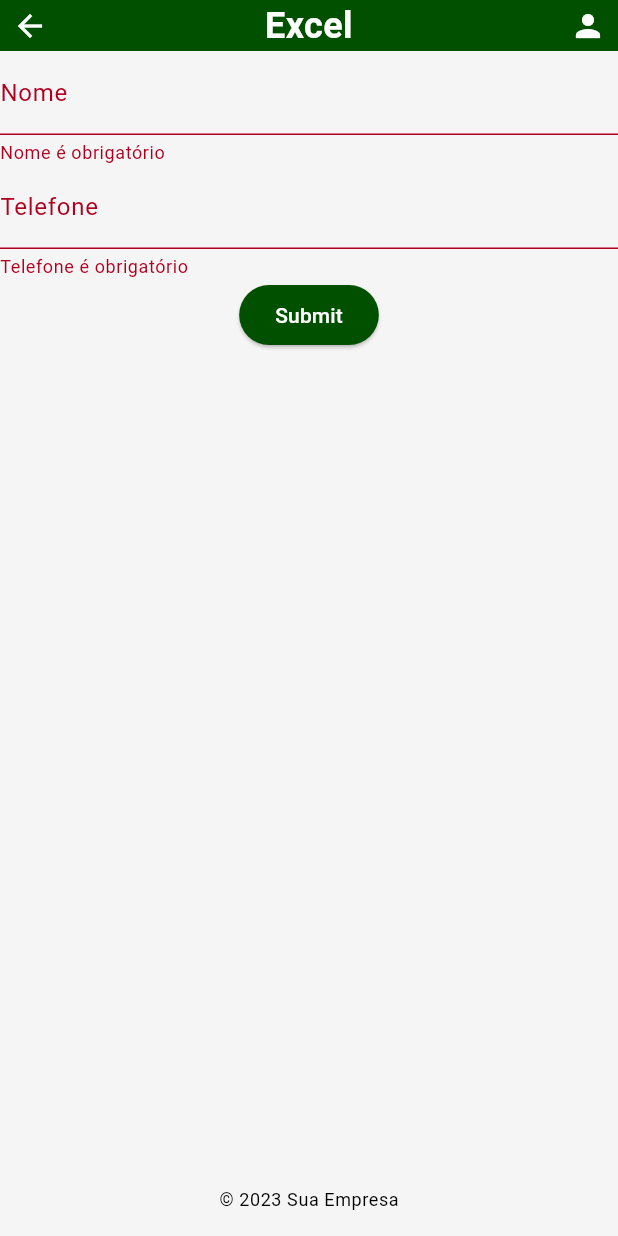
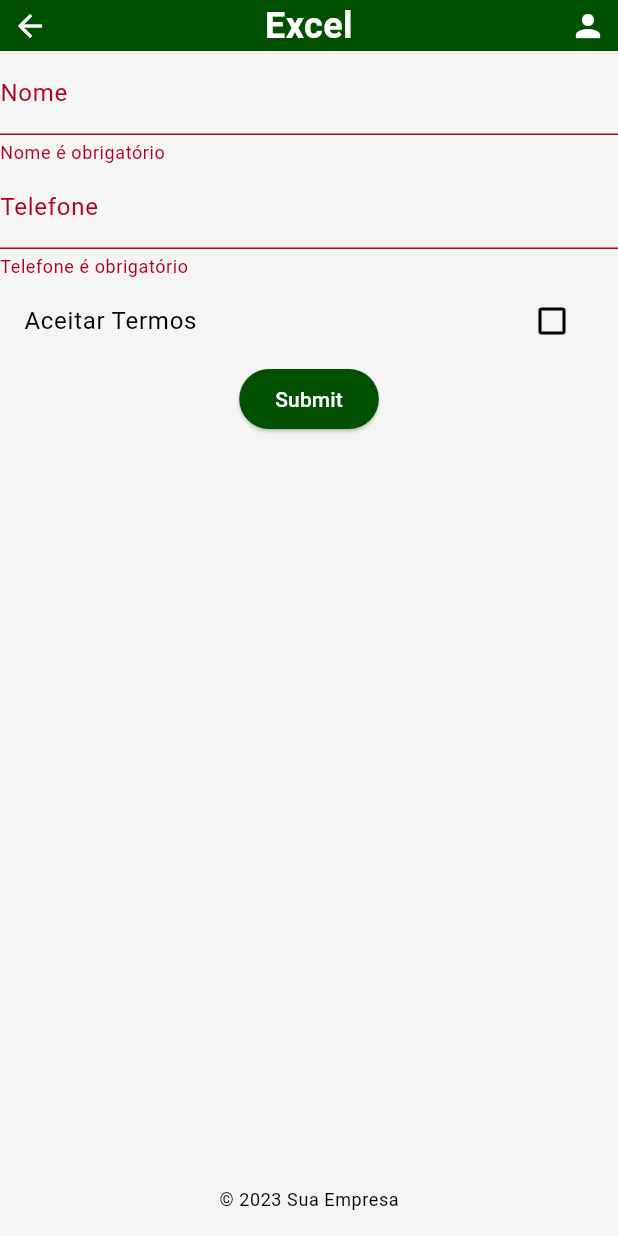
Before and after one commit to vcpersike/app-flutter-estudos, a Flutter app: the ExcelPage screen opened by its route, after a tap on "Submit", on a phone screen of 412 x 824 dp. Run offline on Flutter 3.47's test engine with Material 3 defaults, Android fonts, the phone set to English and light mode, and no system bars; our stand-ins replace fl_chart, flutter_masked_text2, image_picker.

Commit message:
Ajustes dos formulários

```diff
--- a/lib/components/forms_component.dart
+++ b/lib/components/forms_component.dart
@@ -1,6 +1,7 @@
 import 'package:estudos/models/form_fiel_data.dart';
 import 'package:flutter/material.dart';
 import 'package:flutter/services.dart';
+import 'package:intl/intl.dart';
 
 class DynamicFormComponent extends StatefulWidget {
   final List<String>? includeFields;
@@ -33,35 +34,104 @@ class _DynamicFormComponentState extends State<DynamicFormComponent> {
   void _submitForm() {
   if (_formKey.currentState!.validate()) {
     Map<String, String> formData = {};
-      for (FormFieldData field in _fields) {
-        formData[field.label] = field.controller.text;
+
+    for (var field in _fields) {
+      String rawValue = field.effectiveController.text;
+      if (field.label == "CPF" || field.label == "Telefone") {
+        String unmaskedValue = rawValue.replaceAll(RegExp(r'[^0-9]'), '');
+        formData[field.label] = unmaskedValue;
+      } else {
+        formData[field.label] = rawValue;
       }
-
+      if (field.selectedDate != null) {
+        formData["Data de Nascimento"] = DateFormat('dd-MM-yyyy').format(field.selectedDate!);
+      }
+      if (field.isChecked != null) {
+        formData["Aceitar Termos"] = field.isChecked!.toString();
+      }
+    }
     widget.onFormSubmit(formData);
   }
 }
+
+
 
   @override
   Widget build(BuildContext context) {
     return Form(
       key: _formKey,
       child: Column(
-        children: [
-          ..._fields.map((field) => TextFormField(
-                controller: field.controller,
+        children: _fields.map<Widget>((FormFieldData field) {
+          if (field.radioOptions != null && field.radioValue != null) {
+            return Column(
+              children: field.radioOptions!
+                  .map((option) => RadioListTile(
+                        title: Text(option),
+                        value: option,
+                        groupValue: field.radioValue,
+                        onChanged: (String? value) {
+                          setState(() {
+                            field.radioValue = value;
+                          });
+                        },
+                      ))
+                  .toList(),
+            );
+          } else if (field.isChecked != null) {
+            return CheckboxListTile(
+              title: Text('Aceitar Termos'),
+              value: field
+                  .isChecked,
+              onChanged: (bool? value) {
+                setState(() {
+                  field.isChecked = value!;
+                });
+              },
+            );
+          } else if (field.selectedDate != null) {
+            return ListTile(
+              title: Text(field.label),
+              subtitle: Text(
+                field.selectedDate != null
+                    ? DateFormat('dd/MM/yyyy').format(field.selectedDate!)
+                    : 'Selecione uma data',
+              ),
+              onTap: () => _selectDate(field),
+            );
+          } else {
+            return TextFormField(
+              controller: field.effectiveController,
               decoration: InputDecoration(labelText: field.label),
               keyboardType: field.keyboardType,
               validator: field.validator,
               maxLength: field.maxLength,
               maxLines: field.maxLines,
-              )),
-          ElevatedButton(
+            );
+          }
+        }).toList()
+          ..add(ElevatedButton(
             onPressed: _submitForm,
             child: Text('Submit'),
-          ),
-        ],
+          ))
+          ..add(SizedBox.shrink()),
       ),
     );
+  }
+
+  void _selectDate(FormFieldData field) async {
+    final DateTime? picked = await showDatePicker(
+      context: context,
+      initialDate: field.selectedDate ?? DateTime.now(),
+      firstDate: DateTime(1900),
+      lastDate: DateTime(2100),
+    );
+    if (picked != null && picked != field.selectedDate) {
+      setState(() {
+        field.selectedDate = picked;
+        if (field.onDateSelected != null) {
+          field.onDateSelected!(picked);
+        }
+      });
     }
   }
 
@@ -93,6 +163,7 @@ List<FormFieldData> createFormFields({List<String>? includeFields}) {
       ),
       FormFieldData(
         controller: TextEditingController(),
+        mask: "(00)00000-0000",
         label: "Telefone",
         keyboardType: TextInputType.phone,
         validator: (value) =>
@@ -104,17 +175,30 @@ List<FormFieldData> createFormFields({List<String>? includeFields}) {
         maxLength: 700,
         maxLines: null,
         keyboardType: TextInputType.multiline,
-      validator: (value) =>
-          value != null && value.isNotEmpty ? null : 'Descrição é obrigatória',
+        validator: (value) => value != null && value.isNotEmpty
+            ? null
+            : 'Descrição é obrigatória',
       ),
-    // Adicione outros campos aqui conforme necessário...
+      FormFieldData.radio(
+        label: "Gênero",
+        options: ["Masculino", "Feminino"],
+        radioValue: "Masculino",
+      ),
+      FormFieldData.checkbox(
+        label: "Aceitar Termos",
+        isChecked: false,
+      ),
+      FormFieldData.date(
+        label: "Data de Nascimento",
+        selectedDate: DateTime.now(),
+        onDateSelected: (DateTime date) {},
+      ),
     ];
-
     if (includeFields == null || includeFields.isEmpty) {
       return allFields;
     }
-
     return allFields
         .where((field) => includeFields.contains(field.label))
         .toList();
   }
+}
--- a/lib/models/form_fiel_data.dart
+++ b/lib/models/form_fiel_data.dart
@@ -1,19 +1,70 @@
 import 'package:flutter/material.dart';
+import 'package:flutter_masked_text2/flutter_masked_text2.dart';
 
 class FormFieldData {
-  final TextEditingController controller;
+  TextEditingController? controller;
+  MaskedTextController? maskedController;
   final String label;
-  final TextInputType keyboardType;
-  final String? Function(String?) validator;
+  final TextInputType? keyboardType;
+  final String? Function(String?)? validator;
   final int? maxLength;
   final int? maxLines;
 
+  DateTime? selectedDate;
+  final Function(DateTime)? onDateSelected;
+  List<String>? radioOptions;
+  String? radioValue;
+  bool? isChecked;
+
   FormFieldData({
-    required this.controller,
+    TextEditingController? controller,
+    String? mask,
     required this.label,
-    this.keyboardType = TextInputType.text,
-    required this.validator,
+    this.keyboardType,
+    this.validator,
     this.maxLength,
     this.maxLines,
-  });
+    this.selectedDate,
+    this.onDateSelected,
+    this.radioOptions,
+    this.radioValue,
+    this.isChecked,
+  })  : this.controller = controller ?? TextEditingController(),
+        this.maskedController =
+            mask != null ? MaskedTextController(mask: mask) : null;
+
+  TextEditingController get effectiveController =>
+      maskedController ?? controller ?? TextEditingController();
+
+  // Factories para criar instâncias específicas de campos
+  factory FormFieldData.date({
+    required String label,
+    required DateTime selectedDate,
+    required Function(DateTime) onDateSelected,
+  }) =>
+      FormFieldData(
+        label: label,
+        selectedDate: selectedDate,
+        onDateSelected: onDateSelected,
+      );
+
+  factory FormFieldData.radio({
+    required String label,
+    required List<String> options,
+    required String radioValue,
+  }) =>
+      FormFieldData(
+        label: label,
+        radioOptions: options,
+        radioValue: radioValue,
+      );
+
+  factory FormFieldData.checkbox({
+    required String label,
+    required bool isChecked,
+  }) =>
+      FormFieldData(
+        label: label,
+        isChecked: isChecked,
+      );
 }
--- a/lib/views/excel/excel_page.dart
+++ b/lib/views/excel/excel_page.dart
@@ -19,7 +19,7 @@ class ExcelPage extends StatelessWidget {
           ),
           Expanded(
             child: DynamicFormComponent(
-              includeFields: ['Nome', 'Telefone'],
+              includeFields: ['Nome', 'Telefone', 'Aceitar Termos'],
               onFormSubmit: (Map<String, String> formData) {
                 print("Formulário submetido com os seguintes dados: $formData");
               },
--- a/pubspec.yaml
+++ b/pubspec.yaml
@@ -10,13 +10,14 @@ environment:
 dependencies:
   flutter:
     sdk: flutter
-
+  intl: ^0.17.0
   cupertino_icons: ^1.0.2
   fl_chart: ^0.66.2
   image_picker: ^1.0.7
   camera: ^0.10.5+9
   openid_client: ^0.4.8
   http: ^1.2.1
+  flutter_masked_text2: ^0.9.1
 
 dev_dependencies:
   flutter_test:
```
Also changed, not shown: pubspec.lock. Lines whose indentation alone changed are shown as unchanged.
